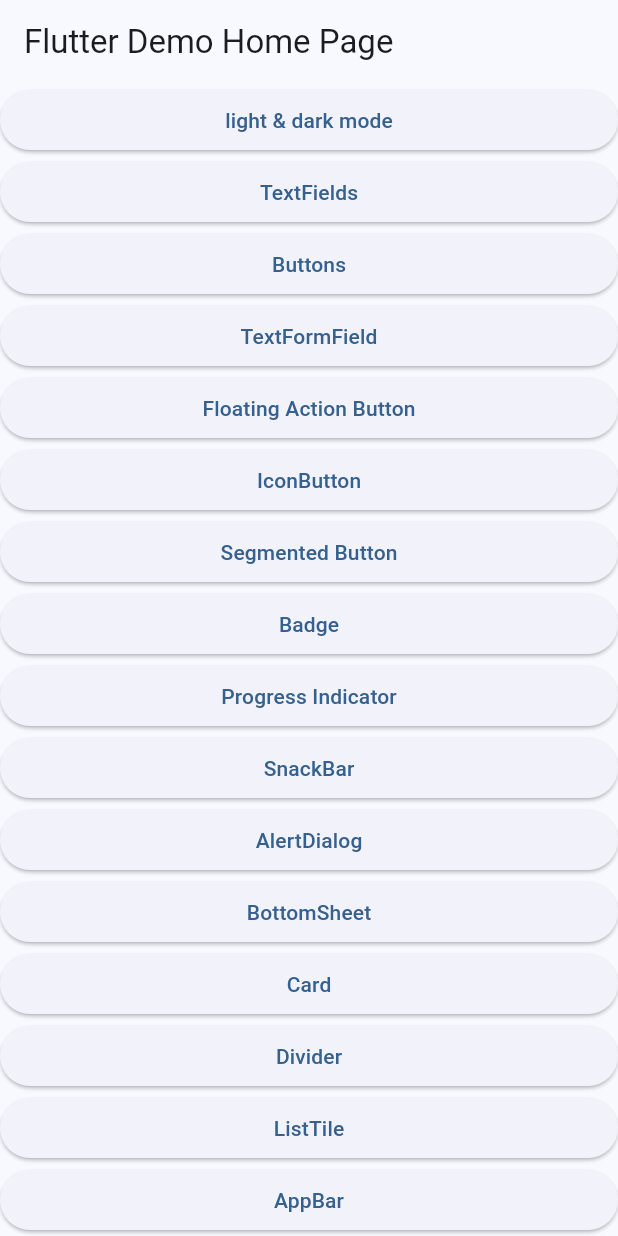
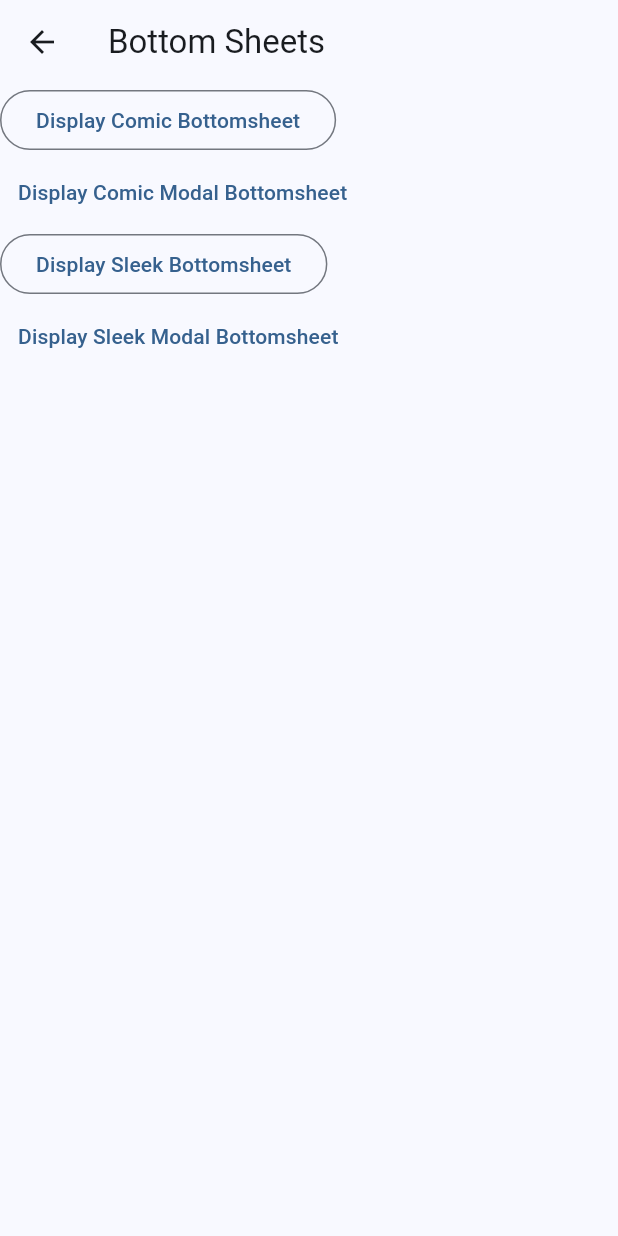
Before and after one commit to thruthesky/easy_design_system_backup_2024_09_24, a Flutter app: the screen it shows after launch, after a tap on "BottomSheet", on a phone screen of 412 x 824 dp. Run offline on Flutter 3.47's test engine with Material 3 defaults, Android fonts, the phone set to English and light mode, and no system bars; our stand-ins replace cached_network_image, rxdart, smooth_page_indicator; missing offline and left inert: loop_page_view.

Commit message:
adding bottom sheet

```diff
--- a/example/lib/main.dart
+++ b/example/lib/main.dart
@@ -1,5 +1,6 @@
 import 'package:example/screens/alert_dialog/alert_dialog.screen.dart';
 import 'package:example/screens/badge/badge.screen.dart';
+import 'package:example/screens/bottom_sheet/bottom_sheet.screen.dart';
 import 'package:example/screens/buttons/buttons.screen.dart';
 import 'package:example/screens/color_scheme/color_scheme.screen.dart';
 import 'package:example/screens/demo/comic.screen.demo.dart';
@@ -69,7 +70,7 @@ class _MyHomePageState extends State<MyHomePage> {
           pushScreen('Progress Indicator', const ProgressIndicatorScreen()),
           pushScreen('SnackBar', const SnackBarScreen()),
           pushScreen('AlertDialog', const AlertDialogScreen()),
-          ElevatedButton(onPressed: () {}, child: const Text("BottomSheet")),
+          pushScreen('BottomSheet', const BottomSheetScreen()),
           ElevatedButton(onPressed: () {}, child: const Text("Card")),
           ElevatedButton(onPressed: () {}, child: const Text("Divider")),
           pushScreen('ListTile', const ListTileScreen()),
--- /dev/null
+++ b/example/lib/screens/bottom_sheet/bottom_sheet.screen.dart
@@ -0,0 +1,124 @@
+import 'package:flutter/material.dart';
+import 'package:social_design_system/social_design_system.dart';
+
+class BottomSheetScreen extends StatelessWidget {
+  const BottomSheetScreen({super.key});
+
+  @override
+  Widget build(BuildContext context) {
+    return Scaffold(
+      appBar: AppBar(
+        title: const Text('Bottom Sheets'),
+      ),
+      body: Wrap(
+        children: [
+          const ComicBottomSheet(),
+          TextButton(
+            onPressed: () => showModalBottomSheet(
+              context: context,
+              builder: (context) => Theme(
+                data: ComicTheme.of(context),
+                child: BottomSheet(
+                  onClosing: () {},
+                  builder: (context) => const SizedBox(
+                    height: 200,
+                    child: Center(
+                      child: Text('Comic'),
+                    ),
+                  ),
+                ),
+              ),
+            ),
+            child: const Text('Display Comic Modal Bottomsheet'),
+          ),
+          const SleekBottomSheet(),
+          TextButton(
+            onPressed: () => showModalBottomSheet(
+              context: context,
+              builder: (context) => Theme(
+                data: SleekTheme.of(context),
+                child: BottomSheet(
+                  onClosing: () {},
+                  builder: (context) => const SizedBox(
+                    height: 200,
+                    child: Center(
+                      child: Text('Sleek'),
+                    ),
+                  ),
+                ),
+              ),
+            ),
+            child: const Text('Display Sleek Modal Bottomsheet'),
+          ),
+        ],
+      ),
+    );
+  }
+}
+
+//  to prevent the error "No Scaffold widget found."
+class ComicBottomSheet extends StatelessWidget {
+  const ComicBottomSheet({
+    super.key,
+  });
+
+  @override
+  Widget build(BuildContext context) {
+    return OutlinedButton(
+      onPressed: () => showBottomSheet(
+        context: context,
+        builder: (context) => Theme(
+          data: ComicTheme.of(context),
+          child: BottomSheet(
+            onClosing: () {},
+            builder: (context) => SizedBox(
+              height: 200,
+              child: Center(
+                child: OutlinedButton(
+                  onPressed: () {
+                    Navigator.pop(context);
+                  },
+                  child: const Text("Close bottom Sheet"),
+                ),
+              ),
+            ),
+          ),
+        ),
+      ),
+      child: const Text('Display Comic Bottomsheet'),
+    );
+  }
+}
+
+class SleekBottomSheet extends StatelessWidget {
+  const SleekBottomSheet({
+    super.key,
+  });
+
+  @override
+  Widget build(BuildContext context) {
+    return OutlinedButton(
+      onPressed: () => showBottomSheet(
+        context: context,
+        builder: (context) => Theme(
+          data: SleekTheme.of(context),
+          child: BottomSheet(
+            onClosing: () {},
+            builder: (context) => SizedBox(
+              height: 200,
+              child: Center(
+                child: OutlinedButton(
+                  onPressed: () {
+                    Navigator.pop(context);
+                  },
+                  child: const Text("Close bottom Sheet"),
+                ),
+              ),
+            ),
+          ),
+        ),
+      ),
+      child: const Text('Display Sleek Bottomsheet'),
+    );
+  }
+}
--- a/example/lib/screens/floating_action_button/floating_action_button.screen.dart
+++ b/example/lib/screens/floating_action_button/floating_action_button.screen.dart
@@ -11,7 +11,6 @@ class FloatingActionButtonScreen extends StatefulWidget {
 
 class _FloatingActionButtonScreenState
     extends State<FloatingActionButtonScreen> {
-  bool themeChanged = false;
   @override
   Widget build(BuildContext context) {
     return Scaffold(
--- a/lib/src/themes/comic/comic.theme.dart
+++ b/lib/src/themes/comic/comic.theme.dart
@@ -238,7 +238,6 @@ class ComicThemeData {
           elevation: 0,
         ),
       ),
-      dialogBackgroundColor: theme.colorScheme.surface,
       dialogTheme: DialogTheme(
         elevation: 0,
         shape: RoundedRectangleBorder(
```
Also changed, not shown: example/lib/screens/alert_dialog/alert_dialog.screen.dart (+4 -4 lines), example/pubspec.lock.
